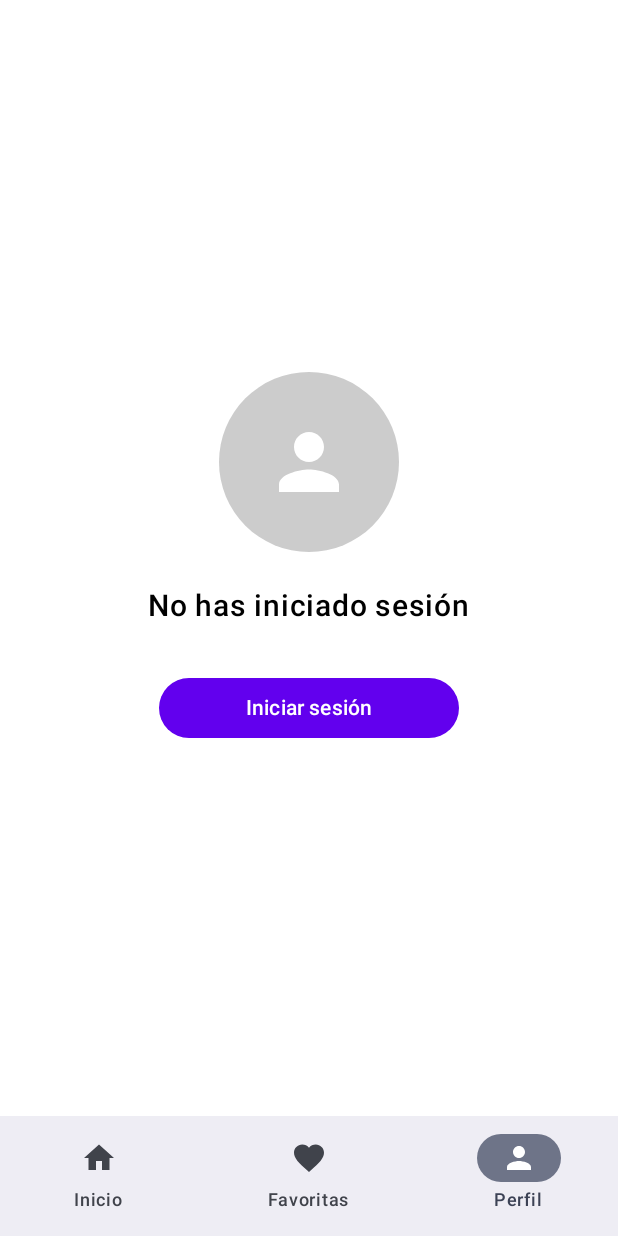
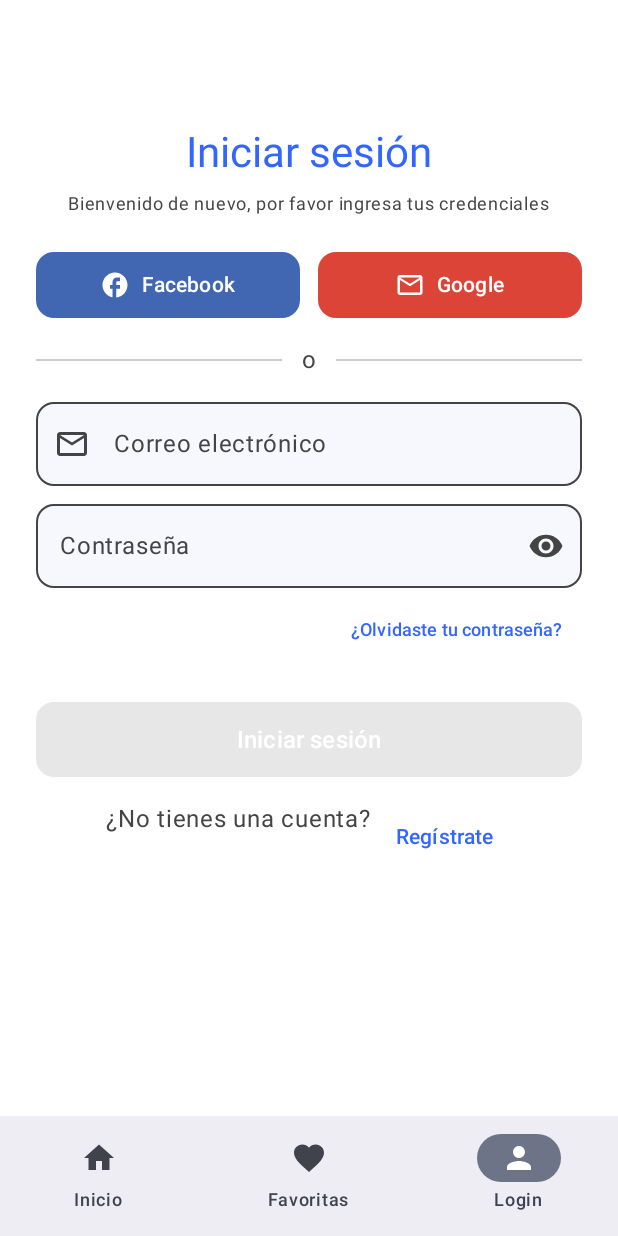
Before and after one commit to samuelanzora363823/AppMoviles, an Android app built with Jetpack Compose: the screen it shows after launch (MainActivity), item 3 of the bottom bar chosen, on a phone screen of 412 x 824 dp. Run offline under Robolectric (Android 15) with nearby library versions, the light colour scheme and no system bars; our stand-ins replace AdMob, Firebase (no records; nobody signed in at launch, a user with empty details on screens opened directly).

Commit message:
:memo: add: añadi firebase

```diff
--- a/MovilesApp/app/src/main/java/com/example/movilesapp/MainActivity.kt
+++ b/MovilesApp/app/src/main/java/com/example/movilesapp/MainActivity.kt
@@ -51,7 +51,7 @@ class MainActivity : ComponentActivity() {
                 LaunchedEffect(navController) {
                     navController.currentBackStackEntryFlow.collect { backStackEntry ->
                         showBottomBar.value = when (backStackEntry.destination.route) {
-                            "home", "favorites", "profile" -> true
+                            "home", "favorites", "login" -> true
                             else -> false
                         }
                     }
--- a/MovilesApp/app/src/main/java/com/example/movilesapp/navigation/BottomBar.kt
+++ b/MovilesApp/app/src/main/java/com/example/movilesapp/navigation/BottomBar.kt
@@ -29,7 +29,7 @@ fun BottomBar(navController: NavHostController) {
                 selected = currentRoute == item.route,
                 onClick = {
                     if (currentRoute != item.route) {
-                        navController.popBackStack(0, inclusive = true) // ✅ limpia TODO el stack
+                        navController.popBackStack(0, inclusive = true)
                         navController.navigate(item.route) {
                             launchSingleTop = true
                         }
--- a/MovilesApp/app/src/main/java/com/example/movilesapp/navigation/BottomNavItem.kt
+++ b/MovilesApp/app/src/main/java/com/example/movilesapp/navigation/BottomNavItem.kt
@@ -13,5 +13,5 @@ sealed class BottomNavItem(
 ) {
     object Home : BottomNavItem("home", Icons.Filled.Home, "Inicio")
     object Favorites : BottomNavItem("favorites", Icons.Filled.Favorite, "Favoritas")
-    object Profile : BottomNavItem("profile", Icons.Filled.Person, "Perfil")
+    object Profile : BottomNavItem("login", Icons.Filled.Person, "Login")
 }
--- a/MovilesApp/app/src/main/java/com/example/movilesapp/navigation/NavGraph.kt
+++ b/MovilesApp/app/src/main/java/com/example/movilesapp/navigation/NavGraph.kt
@@ -1,5 +1,7 @@
 package com.example.movilesapp.ui.navigation
 
+import LoginScreen
+import RegisterScreen
 import RouteDetailScreen
 import androidx.compose.runtime.Composable
 import androidx.lifecycle.viewmodel.compose.viewModel
@@ -8,7 +10,6 @@ import androidx.navigation.compose.NavHost
 import androidx.navigation.compose.composable
 import com.example.movilesapp.screens.FavoriteRoutesScreen
 import com.example.movilesapp.screens.HomeScreen
-import com.example.movilesapp.ui.screens.ProfileScreen
 import com.example.movilesapp.ui.screens.SplashScreen
 import com.example.movilesapp.ui.theme.MovilesAppTheme
 import com.example.movilesapp.viewmodels.AuthViewModel
@@ -28,27 +29,67 @@ fun NavGraph(
         NavHost(
             navController = navController,
             startDestination = "splash"
-        )
-        {
+        ) {
             composable("splash") {
                 SplashScreen(navController = navController)
             }
+
             composable("home") {
                 HomeScreen(isDarkMode = isDarkMode, navController = navController) // Pasa navController
             }
-            composable("profile") {
-                ProfileScreen(
-                    authViewModel = authViewModel,
+
+            composable("login") {
+                LoginScreen(
                     isDarkMode = isDarkMode,
-                    onToggleDarkMode = onToggleDarkMode // Pasamos la función para actualizar el valor de isDarkMode
+                    onLoginSuccess = { _, _ ->
+                        navController.navigate("profile") {
+                            popUpTo("login") { inclusive = true }
+                        }
+                    },
+                    onRegisterClick = {
+                        navController.navigate("register")
+                    },
+                    onBackClick = {
+                        navController.popBackStack()
+                    }
                 )
             }
+
+            composable("register") {
+                RegisterScreen(
+                    isDarkMode = isDarkMode,
+                    onRegisterSuccess = { name, email, password ->
+                        // Aquí puedes manejar el registro (Firebase, por ejemplo)
+                        // Y navegar a profile o a home
+                        navController.navigate("profile") {
+                            popUpTo("register") { inclusive = true }
+                        }
+                    },
+                    onLoginClick = {
+                        navController.navigate("login") {
+                            popUpTo("register") { inclusive = true }
+                        }
+                    },
+                    onBackClick = {
+                        navController.popBackStack()
+                    },
+                    onGoogleSignInClick = {
+                        // Acción para Google sign-in
+                    },
+                    onFacebookSignInClick = {
+                        // Acción para Facebook sign-in
+                    },
+                    errorMessage = null
+                )
+            }
+
             composable("favorites") {
                 FavoriteRoutesScreen(
                     favoriteRoutes = favoriteRoutes,  // Ahora es mutable
                     isDarkMode = isDarkMode
                 )
             }
+
             composable("routeDetail/{id}") { backStackEntry ->
                 val id = backStackEntry.arguments?.getString("id")?.toIntOrNull() ?: return@composable
                 RouteDetailScreen(
@@ -58,7 +99,7 @@ fun NavGraph(
                 )
             }
 
+            // Puedes agregar aquí la pantalla "profile" u otras según tu app
         }
-
     }
 }
--- a/MovilesApp/app/src/main/java/com/example/movilesapp/screens/LoginScreen.kt
+++ b/MovilesApp/app/src/main/java/com/example/movilesapp/screens/LoginScreen.kt
@@ -20,6 +20,7 @@ import androidx.compose.ui.text.input.VisualTransformation
 import androidx.compose.ui.unit.dp
 import androidx.compose.ui.unit.sp
 import com.google.firebase.auth.FirebaseAuth
+
 
 @Composable
 fun LoginScreen(
@@ -99,7 +100,6 @@ fun LoginScreen(
 
         Spacer(modifier = Modifier.height(16.dp))
 
-        // Divisor
         Row(
             verticalAlignment = Alignment.CenterVertically,
             modifier = Modifier.fillMaxWidth()
@@ -169,7 +169,6 @@ fun LoginScreen(
             )
         )
 
-        // Error de login (si ocurre)
         loginError?.let {
             Spacer(modifier = Modifier.height(8.dp))
             Text(text = it, color = Color.Red, fontSize = 12.sp)
@@ -186,7 +185,6 @@ fun LoginScreen(
 
         Spacer(modifier = Modifier.height(24.dp))
 
-        // Botón de login
         Button(
             onClick = {
                 auth.signInWithEmailAndPassword(email, password)
@@ -210,7 +208,6 @@ fun LoginScreen(
 
         Spacer(modifier = Modifier.height(16.dp))
 
-        // Ir a registro
         Row(
             modifier = Modifier.fillMaxWidth(),
             horizontalArrangement = Arrangement.Center
--- a/MovilesApp/app/src/main/java/com/example/movilesapp/screens/ProfileScree.kt
+++ b/MovilesApp/app/src/main/java/com/example/movilesapp/screens/ProfileScree.kt
@@ -1,5 +1,4 @@
 package com.example.movilesapp.ui.screens
-
 
 import androidx.compose.foundation.background
 import androidx.compose.foundation.layout.*
@@ -24,20 +23,22 @@ package com.example.movilesapp.ui.screens
 fun ProfileScreen(
     authViewModel: AuthViewModel = viewModel(),
     isDarkMode: Boolean,
-        onToggleDarkMode: (Boolean) -> Unit
+    onToggleDarkMode: (Boolean) -> Unit,
+    onNavigateToLogin: () -> Unit
 ) {
     val isLoggedIn by authViewModel.isLoggedIn.collectAsState()
+
+    LaunchedEffect(isLoggedIn) {
+        if (!isLoggedIn) {
+            onNavigateToLogin()
+        }
+    }
 
     if (isLoggedIn) {
         ProfileAuthenticated(
             isDarkMode = isDarkMode,
             onToggleDarkMode = onToggleDarkMode,
             onLogout = { authViewModel.logout() }
-            )
-        } else {
-            ProfileUnauthenticated(
-                onLoginClick = { /* Navegar a pantalla de login */ },
-                isDarkMode = isDarkMode
         )
     }
 }
@@ -149,95 +150,3 @@ package com.example.movilesapp.ui.screens
         )
     }
 }
-
-    @Composable
-    fun ProfileUnauthenticated(
-        onLoginClick: () -> Unit,
-        isDarkMode: Boolean
-    ) {
-        val backgroundColor = if (isDarkMode) Color.Black else Color.White
-        val textColor = if (isDarkMode) Color.White else Color.Black
-
-        Column(
-            modifier = Modifier
-                .fillMaxSize()
-                .background(backgroundColor)
-                .padding(24.dp),
-            verticalArrangement = Arrangement.Center,
-            horizontalAlignment = Alignment.CenterHorizontally
-        ) {
-            Box(
-                modifier = Modifier
-                    .size(120.dp)
-                    .clip(CircleShape)
-                    .background(if (isDarkMode) Color.DarkGray else Color.LightGray),
-                contentAlignment = Alignment.Center
-            ) {
-                Icon(
-                    imageVector = Icons.Default.Person,
-                    contentDescription = "Usuario no autenticado",
-                    tint = Color.White,
-                    modifier = Modifier.size(60.dp)
-                )
-            }
-
-            Spacer(modifier = Modifier.height(24.dp))
-
-            Text(
-                text = "No has iniciado sesión",
-                color = textColor,
-                fontSize = 20.sp,
-                fontWeight = FontWeight.Medium
-            )
-
-            Spacer(modifier = Modifier.height(32.dp))
-
-            Button(
-                onClick = onLoginClick,
-                modifier = Modifier.width(200.dp),
-                colors = ButtonDefaults.buttonColors(
-                    containerColor = if (isDarkMode) Color(0xFFBB86FC) else Color(0xFF6200EE)
-                )
-            ) {
-                Text("Iniciar sesión", color = Color.White)
-            }
-        }
-    }
-
-    @Preview(showBackground = true, name = "Perfil Autenticado - Light")
-    @Composable
-    fun ProfileAuthenticatedLightPreview() {
-        ProfileAuthenticated(
-            isDarkMode = false,
-            onToggleDarkMode = {},
-            onLogout = {}
-        )
-    }
-
-    @Preview(showBackground = true, name = "Perfil Autenticado - Dark")
-    @Composable
-    fun ProfileAuthenticatedDarkPreview() {
-        ProfileAuthenticated(
-            isDarkMode = true,
-            onToggleDarkMode = {},
-            onLogout = {}
-        )
-    }
-
-    @Preview(showBackground = true, name = "Perfil No Autenticado - Light")
-    @Composable
-    fun ProfileUnauthenticatedLightPreview() {
-        ProfileUnauthenticated(
-            onLoginClick = {},
-            isDarkMode = false
-        )
-    }
-
-    @Preview(showBackground = true, name = "Perfil No Autenticado - Dark")
-    @Composable
-    fun ProfileUnauthenticatedDarkPreview() {
-        ProfileUnauthenticated(
-            onLoginClick = {},
-            isDarkMode = true
-        )
-    }
```
Lines whose indentation alone changed are shown as unchanged.
